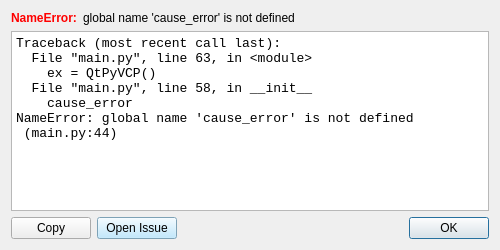
Before: the Qt Designer form qtpyvcp/widgets/dialogs/error_dialog.ui in kcjengr/qtpyvcp, drawn with Qt 5.
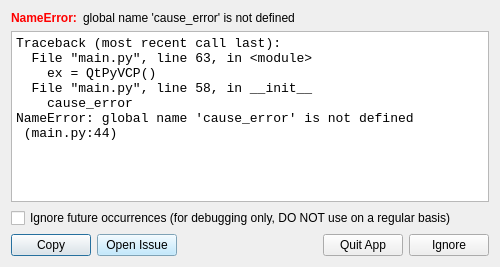
After: the same form once the commit is applied.

Commit message:
ENH: Error Dialog - add Quit App and Ignore buttons
This adds support for temporarily ignoring identical repeat exceptions. Useful then debugging.

```diff
--- a/qtpyvcp/widgets/dialogs/error_dialog.ui
+++ b/qtpyvcp/widgets/dialogs/error_dialog.ui
@@ -7,7 +7,7 @@
     <x>0</x>
     <y>0</y>
     <width>500</width>
-    <height>250</height>
+    <height>267</height>
    </rect>
   </property>
   <property name="windowTitle">
@@ -97,6 +97,13 @@
      </property>
     </widget>
    </item>
+   <item>
+    <widget class="QCheckBox" name="ignoreCheckBox">
+     <property name="text">
+      <string>Ignore future occurrences (for debugging only, DO NOT use on a regular basis)</string>
+     </property>
+    </widget>
+   </item>
    <item>
     <layout class="QHBoxLayout" name="horizontalLayout">
      <item>
@@ -117,12 +124,29 @@
       </widget>
      </item>
      <item>
-      <widget class="QDialogButtonBox" name="buttonBox">
+      <spacer name="horizontalSpacer">
        <property name="orientation">
         <enum>Qt::Horizontal</enum>
        </property>
-       <property name="standardButtons">
-        <set>QDialogButtonBox::Ok</set>
+       <property name="sizeHint" stdset="0">
+        <size>
+         <width>40</width>
+         <height>20</height>
+        </size>
+       </property>
+      </spacer>
+     </item>
+     <item>
+      <widget class="QPushButton" name="quitApp">
+       <property name="text">
+        <string>Quit App</string>
+       </property>
+      </widget>
+     </item>
+     <item>
+      <widget class="QPushButton" name="ignoreException">
+       <property name="text">
+        <string>Ignore</string>
        </property>
       </widget>
      </item>
```
Left out of the diff: 42 changed lines with no effect on the pictures. The commit also changes 2 other files.
